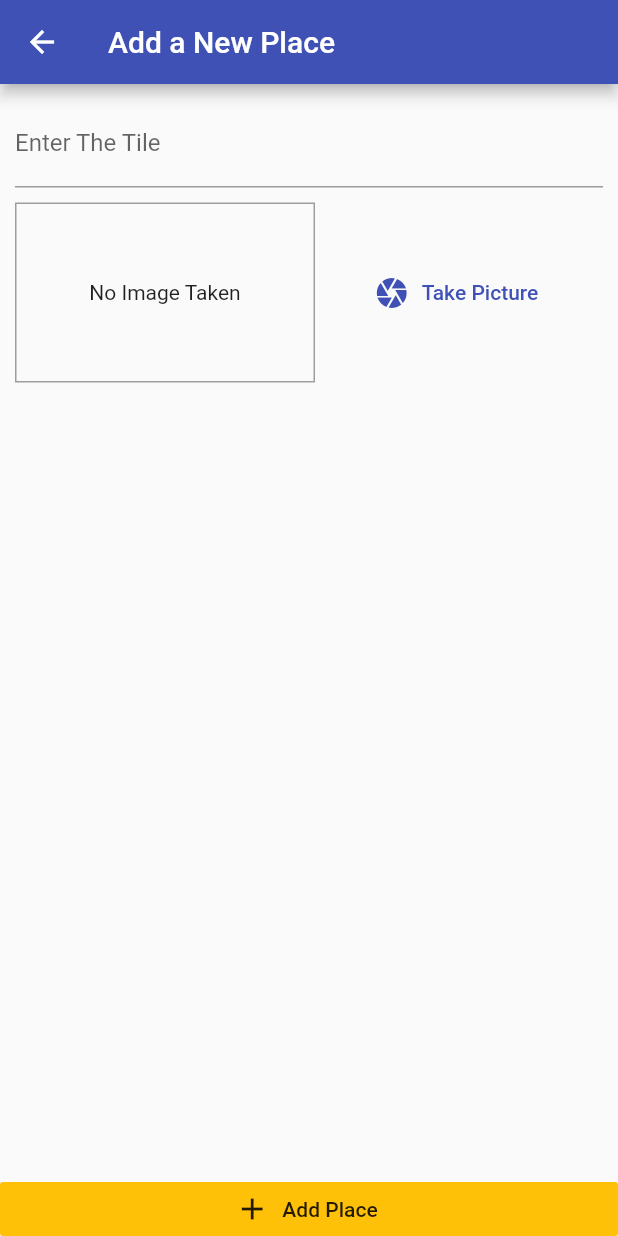
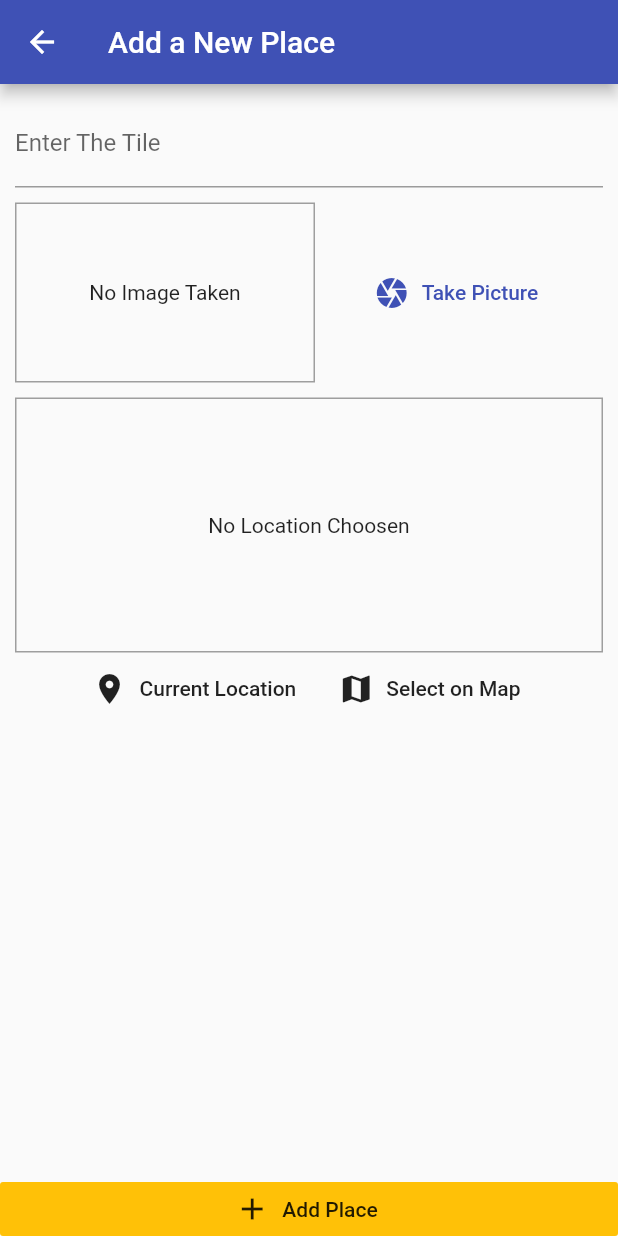
Before and after one commit to HassanAfnan/GreatPlaces, a Flutter app: the screen it shows after launch, after a tap on the "add" icon, on a phone screen of 412 x 824 dp. Run offline on Flutter 3.47's test engine with Material 2 defaults, Android fonts, the phone set to English and light mode, and no system bars; our stand-ins replace google_maps_flutter, image_picker, location, sqflite; accounts and stored records are empty.

Commit message:
second commit

```diff
--- /dev/null
+++ b/lib/helper/db_helper.dart
@@ -0,0 +1,24 @@
+import 'package:path/path.dart' as path;
+import 'package:sqflite/sqflite.dart' as sql;
+import 'package:sqflite/sqflite.dart';
+
+class DBHelper {
+  static Future<Database> database() async {
+    final dbPath = await sql.getDatabasesPath();
+    return sql.openDatabase(path.join(dbPath,'places.db'),
+        onCreate: (db,version){
+      return db.execute(
+          'CREATE TABLE user_places(id TEXT PRIMARY KEY, title TEXT,image TEXT,loc_lat REAL,loc_lng REAL,address TEXT)');
+    },version: 1);
+  }
+
+  static Future<void> insert(String table,Map<String,Object> data) async {
+    final db = await DBHelper.database();
+    db.insert(table,data,conflictAlgorithm: ConflictAlgorithm.replace);
+  }
+
+  static Future<List<Map<String,dynamic>>> getData(String table) async{
+      final db = await DBHelper.database();
+      return db.query(table);
+  }
+}
--- a/lib/models/place.dart
+++ b/lib/models/place.dart
@@ -5,7 +5,7 @@ class PlaceLocation{
   final double longitude;
   final String address;
 
-  PlaceLocation({
+  const PlaceLocation({
      this.latitude,
      this.longitude,
      this.address
--- a/lib/providers/great_places.dart
+++ b/lib/providers/great_places.dart
@@ -1,6 +1,8 @@
 import 'dart:io';
 
 import 'package:flutter/material.dart';
+import 'package:greatplaces/helper/db_helper.dart';
+import 'package:greatplaces/helper/location_helper.dart';
 import 'package:greatplaces/models/place.dart';
 
 class GreatPlaces with ChangeNotifier {
@@ -10,14 +12,36 @@ class GreatPlaces with ChangeNotifier {
     return [..._items];
   }
 
-  void addPlace(String pickedTitle,File pickedImage){
+  void addPlace(String pickedTitle,File pickedImage,PlaceLocation pickedLocation) async {
+    final address = await LocationHelper.getPlaceAddress(pickedLocation.latitude, pickedLocation.longitude);
+    final updateLocation = PlaceLocation(latitude: pickedLocation.latitude,longitude: pickedLocation.longitude,address: address);
     final newPlace = Place(
       id: DateTime.now().toString(),
       image: pickedImage,
       title: pickedTitle,
-      location: null
+      location: updateLocation
     );
     _items.add(newPlace);
     notifyListeners();
+    DBHelper.insert('user_places', {
+      'id': newPlace.id,
+      'title': newPlace.title,
+      'image': newPlace.image.path,
+      'loc_lat': newPlace.location.latitude,
+      'loc_lng': newPlace.location.longitude,
+      'address': newPlace.location.address
+    });
   }
+
+  Future<void> fetchAndSetPlaces() async{
+    final dataList = await DBHelper.getData('user_places');
+    _items = dataList.map(((item) => Place(
+        id: item['id'],
+        title: item['title'],
+        image: File(item['image']),
+        location: PlaceLocation(latitude: item['loc_lat'],longitude: item['loc_lng'],address: item['address']),
+    ))).toList();
+    notifyListeners();
+  }
+
 }
--- a/lib/screens/place_add.dart
+++ b/lib/screens/place_add.dart
@@ -1,8 +1,11 @@
 import 'dart:io';
 
 import 'package:flutter/material.dart';
+import 'package:google_maps_flutter/google_maps_flutter.dart';
+import 'package:greatplaces/models/place.dart';
 import 'package:greatplaces/providers/great_places.dart';
 import 'package:greatplaces/widgets/image_Input.dart';
+import 'package:greatplaces/widgets/location_input.dart';
 import 'package:provider/provider.dart';
 
 class AddPlace extends StatefulWidget {
@@ -14,16 +17,21 @@ class AddPlace extends StatefulWidget {
 class _AddPlaceState extends State<AddPlace> {
   final _titleController = TextEditingController();
   File _pickedImage;
+  PlaceLocation _pickedLocation;
 
   void _selectImage(File pickedImage){
     _pickedImage = pickedImage;
   }
 
+  void _selectedPlace(double lat,double lhg){
+    _pickedLocation = PlaceLocation(latitude: lat,longitude: lhg);
+  }
+
   void savePlace(){
-    if(_titleController.text.isEmpty || _pickedImage == null){
+    if(_titleController.text.isEmpty || _pickedImage == null || _pickedLocation == null){
       return;
     }
-    Provider.of<GreatPlaces>(context,listen: false).addPlace(_titleController.text, _pickedImage);
+    Provider.of<GreatPlaces>(context,listen: false).addPlace(_titleController.text, _pickedImage,_pickedLocation);
     Navigator.of(context).pop();
   }
 
@@ -51,6 +59,8 @@ class _AddPlaceState extends State<AddPlace> {
                     ),
                     SizedBox(height: 10,),
                     ImageInput(onSelectImage: _selectImage),
+                    SizedBox(height: 10,),
+                    LocationInput(_selectedPlace)
                   ],
                 ),
               ),
--- a/lib/screens/place_list.dart
+++ b/lib/screens/place_list.dart
@@ -18,16 +18,21 @@ class PlacesList extends StatelessWidget {
           )
         ],
       ),
-      body: Consumer<GreatPlaces>(
+      body: FutureBuilder(
+        future: Provider.of<GreatPlaces>(context,listen: false).fetchAndSetPlaces(),
+        builder: (ctx,snapshot) => snapshot.connectionState == ConnectionState.waiting ?Center(child: CircularProgressIndicator()): Consumer<GreatPlaces>(
           child: Center(child: Text('No places yet'),),
-        builder: (ctx, greatPlaces, ch) => greatPlaces.items.length <= 0 ? ch : ListView.builder(
+          builder: (ctx2, greatPlaces, ch) => ListView.builder(
               itemCount: greatPlaces.items.length,
-            itemBuilder: (ctx,i) => ListTile(
+              itemBuilder: (ctx3,i) => ListTile(
                 leading: CircleAvatar(
                   backgroundImage: FileImage(greatPlaces.items[i].image),
                 ),
                 title: Text(greatPlaces.items[i].title),
-              onTap: (){},
+                subtitle: Text(greatPlaces.items[i].location.address),
+                onTap: (){
+                },
+              ),
           ),
         ),
       ),
--- /dev/null
+++ b/lib/widgets/location_input.dart
@@ -0,0 +1,69 @@
+import 'package:flutter/material.dart';
+import 'package:google_maps_flutter/google_maps_flutter.dart';
+import 'package:greatplaces/helper/location_helper.dart';
+import 'package:greatplaces/screens/map_screen.dart';
+import 'package:location/location.dart';
+
+class LocationInput extends StatefulWidget {
+  final Function onSelectedPlace;
+  LocationInput(this.onSelectedPlace);
+  @override
+  _LocationInputState createState() => _LocationInputState();
+}
+
+class _LocationInputState extends State<LocationInput> {
+  String _previewImageUrl;
+  Future<void> _getCurrentUserLocation() async{
+    final locData = await Location().getLocation();
+    final staticMapUrl = LocationHelper.generatedLocationPreviewImage(
+        latitude: locData.latitude,
+        longitude:locData.longitude
+    );
+    setState(() {
+      _previewImageUrl = staticMapUrl;
+    });
+    widget.onSelectedPlace(locData.latitude,locData.longitude);
+  }
+
+  Future<void> _selectOnMap() async {
+     final selectedLocation = await Navigator.of(context).push<LatLng>(MaterialPageRoute(builder: (context) => MapScreen(
+      isSelecting: true,
+    )));
+     if(selectedLocation == null){
+       return;
+     }
+     final staticMapUrl = LocationHelper.generatedLocationPreviewImage(
+         latitude: selectedLocation.latitude,
+         longitude: selectedLocation.longitude
+     );
+     setState(() {
+       _previewImageUrl = staticMapUrl;
+     });
+     print(selectedLocation.latitude);
+     widget.onSelectedPlace(selectedLocation.latitude,selectedLocation.longitude);
+  }
+  @override
+  Widget build(BuildContext context) {
+    return Column(
+      children: [
+        Container(
+          decoration: BoxDecoration(
+            border: Border.all(width: 1,color: Colors.grey)
+          ),
+          alignment: Alignment.center,
+          height: 170,
+          width: double.infinity,
+          child: _previewImageUrl == null?Text("No Location Choosen",textAlign: TextAlign.center,):Image.network(_previewImageUrl,fit: BoxFit.cover,width: double.infinity,),
+        ),
+        Row(
+          mainAxisAlignment: MainAxisAlignment.center,
+          children: [
+            FlatButton.icon(onPressed: _getCurrentUserLocation, icon: Icon(Icons.location_on), label: Text("Current Location")),
+            FlatButton.icon(onPressed: () => _selectOnMap(), icon: Icon(Icons.map), label: Text("Select on Map")),
+
+          ],
+        ),
+      ],
+    );
+  }
+}
--- a/pubspec.yaml
+++ b/pubspec.yaml
@@ -32,6 +32,11 @@ dependencies:
   image_picker: ^0.6.7+12
   path_provider: ^1.6.22
   path: ^1.7.0
+  sqflite: ^1.1.5
+  location: ^3.0.2
+  google_maps_flutter: ^0.5.17
+  http: ^0.12.2
+
 
 dev_dependencies:
   flutter_test:
```
Also changed, not shown: lib/helper/location_helper.dart (added, +17 -0 lines), lib/screens/map_screen.dart (added, +46 -0 lines), pubspec.lock, 4 other files. Lines whose indentation alone changed are shown as unchanged.
